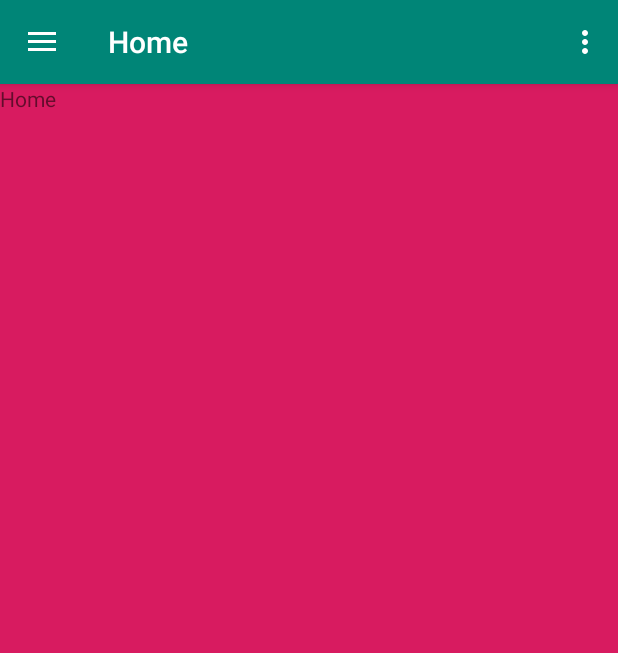
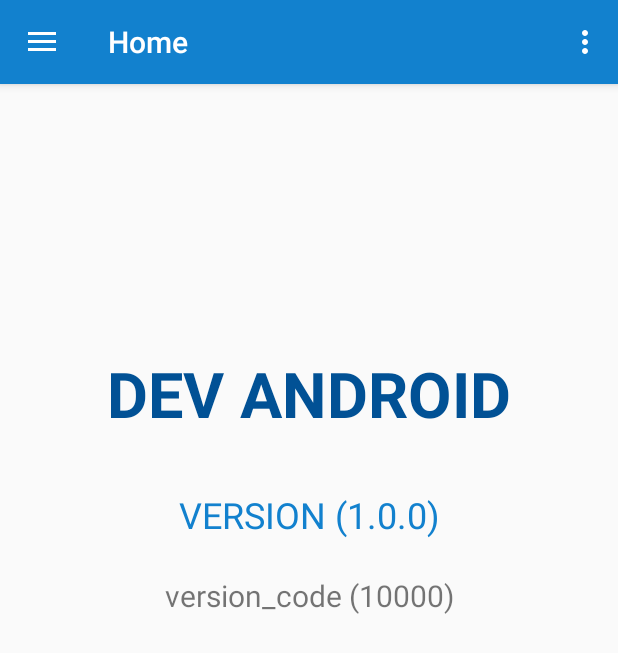
Before and after one commit to danieloliveira138/appvarejo, an Android app: the screen it shows after launch (MainActivity), after a tap on "Home", on a phone screen of 412 x 824 dp. Shown: the top 653 px of the screen. Run offline under Robolectric (Android 15) with nearby library versions, the phone set to English and light mode, and no system bars; 1 other tap on this screen came first.

Commit message:
HomeFragment components.

```diff
--- a/app/src/main/java/com/danieloliveira/viavarejo/enums/FragmentRoute.kt
+++ b/app/src/main/java/com/danieloliveira/viavarejo/enums/FragmentRoute.kt
@@ -1,5 +1,6 @@
 package com.danieloliveira.viavarejo.enums
 
+import com.danieloliveira.viavarejo.R
 import com.danieloliveira.viavarejo.model.FragmentData
 import com.danieloliveira.viavarejo.view.fragments.HomeFragment
 import com.danieloliveira.viavarejo.view.fragments.ProductsFragment
@@ -8,9 +9,13 @@ enum class FragmentRoute(val fragment: FragmentData) {
     HOME(
         FragmentData(
             fragment = HomeFragment.newInstance(),
-            TAG = "Home")),
+            TAG = "Home",
+            enterAnim = R.anim.enter_right,
+            exitAnim = R.anim.enter_left)),
     PRODUCTS(
         FragmentData(
             fragment = ProductsFragment.newInstance(),
-            TAG = "Products")),
+            TAG = "Products",
+            enterAnim = R.anim.enter_left,
+            exitAnim = R.anim.enter_right))
 }
--- a/app/src/main/java/com/danieloliveira/viavarejo/model/FragmentData.kt
+++ b/app/src/main/java/com/danieloliveira/viavarejo/model/FragmentData.kt
@@ -2,4 +2,9 @@ package com.danieloliveira.viavarejo.model
 
 import androidx.fragment.app.Fragment
 
-data class FragmentData(val fragment: Fragment, val TAG: String)
+data class FragmentData(
+    val fragment: Fragment,
+    val TAG: String,
+    val enterAnim: Int,
+    val exitAnim: Int
+)
--- a/app/src/main/java/com/danieloliveira/viavarejo/view/activitys/MainActivity.kt
+++ b/app/src/main/java/com/danieloliveira/viavarejo/view/activitys/MainActivity.kt
@@ -6,13 +6,10 @@ import androidx.appcompat.app.ActionBarDrawerToggle
 import android.view.MenuItem
 import com.google.android.material.navigation.NavigationView
 import android.view.Menu
-import androidx.fragment.app.Fragment
 import androidx.fragment.app.commitNow
 import com.danieloliveira.viavarejo.R
 import com.danieloliveira.viavarejo.enums.FragmentRoute
 import com.danieloliveira.viavarejo.model.FragmentData
-import com.danieloliveira.viavarejo.view.fragments.HomeFragment
-import com.danieloliveira.viavarejo.view.fragments.ProductsFragment
 import kotlinx.android.synthetic.main.activity_main.*
 import kotlinx.android.synthetic.main.app_bar_main.*
 
@@ -69,12 +66,13 @@ class MainActivity : BaseActivity(), NavigationView.OnNavigationItemSelectedList
         return true
     }
 
-    private fun setHomeFragment(fragmentRoute: FragmentRoute): FragmentData {
+    private fun setHomeFragment(fragmentRouter: FragmentRoute): FragmentData {
+        val fragmentData = fragmentRouter.fragment
         supportFragmentManager.commitNow(allowStateLoss = false) {
-            setCustomAnimations(R.anim.enter, R.anim.exit, R.anim.pop_enter, R.anim.pop_exit)
-            replace(R.id.fragmentContent, fragmentRoute.fragment.fragment, fragmentRoute.fragment.TAG)
+            setCustomAnimations(R.anim.enter_left, R.anim.exit_right, R.anim.enter_right, R.anim.exit_left)
+            replace(R.id.fragmentContent, fragmentData.fragment, fragmentData.TAG)
         }
-        return fragmentRoute.fragment
+        return fragmentData
     }
 
 }
--- a/app/src/main/res/anim/enter.xml
+++ /dev/null
@@ -1,9 +0,0 @@
-<?xml version="1.0" encoding="utf-8"?>
-<set>
-    <translate
-        xmlns:android="http://schemas.android.com/apk/res/android"
-        android:fromXDelta="100%"
-        android:toXDelta="0"
-        android:interpolator="@android:anim/decelerate_interpolator"
-        android:duration="@integer/fragment_transitions_duration"/>
-</set>
--- /dev/null
+++ b/app/src/main/res/anim/enter_left.xml
@@ -0,0 +1,13 @@
+<?xml version="1.0" encoding="utf-8"?>
+<set xmlns:android="http://schemas.android.com/apk/res/android"
+     android:shareInterpolator="false">
+    <translate
+        android:fromXDelta="-100%" android:toXDelta="0"
+        android:fromYDelta="0%" android:toYDelta="0%"
+        android:interpolator="@android:anim/accelerate_interpolator"
+        android:duration="@integer/fragment_transitions_duration"/>
+    <!--<alpha-->
+        <!--android:fromAlpha="1.0"-->
+        <!--android:toAlpha="0.0"-->
+        <!--android:duration="@integer/fragment_transitions_duration" />-->
+</set>
--- /dev/null
+++ b/app/src/main/res/anim/enter_right.xml
@@ -0,0 +1,13 @@
+<?xml version="1.0" encoding="utf-8"?>
+<set xmlns:android="http://schemas.android.com/apk/res/android"
+     android:shareInterpolator="false">
+    <translate
+        android:fromXDelta="100%" android:toXDelta="0"
+        android:fromYDelta="0%" android:toYDelta="0%"
+        android:interpolator="@android:anim/decelerate_interpolator"
+        android:duration="@integer/fragment_transitions_duration"/>
+    <!--<alpha-->
+        <!--android:fromAlpha="0.0"-->
+        <!--android:toAlpha="1.0"-->
+        <!--android:duration="@integer/fragment_transitions_duration" />-->
+</set>
--- a/app/src/main/res/anim/exit.xml
+++ /dev/null
@@ -1,9 +0,0 @@
-<?xml version="1.0" encoding="utf-8"?>
-<set>
-    <translate
-        xmlns:android="http://schemas.android.com/apk/res/android"
-        android:fromXDelta="0"
-        android:toXDelta="-100%"
-        android:interpolator="@android:anim/accelerate_interpolator"
-        android:duration="@integer/fragment_transitions_duration"/>
-</set>
--- /dev/null
+++ b/app/src/main/res/anim/exit_left.xml
@@ -0,0 +1,13 @@
+<?xml version="1.0" encoding="utf-8"?>
+<set xmlns:android="http://schemas.android.com/apk/res/android"
+     android:shareInterpolator="false">
+    <translate
+        android:fromXDelta="0" android:toXDelta="-100%"
+        android:fromYDelta="0%" android:toYDelta="0%"
+        android:interpolator="@android:anim/accelerate_interpolator"
+        android:duration="@integer/fragment_transitions_duration"/>
+    <!--<alpha-->
+        <!--android:fromAlpha="1.0"-->
+        <!--android:toAlpha="0.0"-->
+        <!--android:duration="@integer/fragment_transitions_duration" />-->
+</set>
--- /dev/null
+++ b/app/src/main/res/anim/exit_right.xml
@@ -0,0 +1,13 @@
+<?xml version="1.0" encoding="utf-8"?>
+<set xmlns:android="http://schemas.android.com/apk/res/android"
+     android:shareInterpolator="false">
+    <translate
+        android:fromXDelta="0%" android:toXDelta="100%"
+        android:fromYDelta="0%" android:toYDelta="0%"
+        android:interpolator="@android:anim/decelerate_interpolator"
+        android:duration="@integer/fragment_transitions_duration"/>
+    <!--<alpha-->
+        <!--android:fromAlpha="0.0"-->
+        <!--android:toAlpha="1.0"-->
+        <!--android:duration="@integer/fragment_transitions_duration" />-->
+</set>
--- a/app/src/main/res/anim/pop_enter.xml
+++ /dev/null
@@ -1,9 +0,0 @@
-<?xml version="1.0" encoding="utf-8"?>
-<set>
-    <translate
-        xmlns:android="http://schemas.android.com/apk/res/android"
-        android:fromXDelta="-100%"
-        android:toXDelta="0"
-        android:interpolator="@android:anim/decelerate_interpolator"
-        android:duration="@integer/fragment_transitions_duration"/>
-</set>
--- a/app/src/main/res/anim/pop_exit.xml
+++ /dev/null
@@ -1,9 +0,0 @@
-<?xml version="1.0" encoding="utf-8"?>
-<set>
-    <translate
-        xmlns:android="http://schemas.android.com/apk/res/android"
-        android:fromXDelta="0"
-        android:toXDelta="100%"
-        android:interpolator="@android:anim/accelerate_interpolator"
-        android:duration="@integer/fragment_transitions_duration"/>
-</set>
--- a/app/src/main/res/drawable/side_nav_bar.xml
+++ b/app/src/main/res/drawable/side_nav_bar.xml
@@ -2,8 +2,7 @@
        android:shape="rectangle">
     <gradient
             android:angle="135"
-            android:centerColor="#009688"
-            android:endColor="#00695C"
-            android:startColor="#4DB6AC"
+            android:endColor="@color/colorPrimaryDark"
+            android:startColor="@color/colorPrimary"
             android:type="linear"/>
 </shape>
--- a/app/src/main/res/layout/content_main.xml
+++ b/app/src/main/res/layout/content_main.xml
@@ -12,6 +12,8 @@
     <FrameLayout
         android:id="@+id/fragmentContent"
         android:layout_width="match_parent"
-        android:layout_height="match_parent"/>
+        android:layout_height="match_parent"
+        android:paddingStart="16dp"
+        android:paddingEnd="16dp"/>
 
 </androidx.constraintlayout.widget.ConstraintLayout>
--- a/app/src/main/res/layout/home_fragment.xml
+++ b/app/src/main/res/layout/home_fragment.xml
@@ -1,15 +1,49 @@
 <?xml version="1.0" encoding="utf-8"?>
-<FrameLayout
+<androidx.constraintlayout.widget.ConstraintLayout
         xmlns:android="http://schemas.android.com/apk/res/android"
         xmlns:tools="http://schemas.android.com/tools"
         android:layout_width="match_parent"
-        android:layout_height="match_parent"
-        tools:context=".view.fragments.HomeFragment"
-        android:background="@color/colorAccent">
+        android:layout_height="match_parent" xmlns:app="http://schemas.android.com/apk/res-auto"
+        tools:context=".view.fragments.HomeFragment">
 
     <TextView
-            android:layout_width="match_parent"
-            android:layout_height="match_parent"
-            android:text="Home"/>
+        android:id="@+id/homeTitle"
+        android:layout_width="wrap_content"
+        android:layout_height="wrap_content"
+        android:text="Dev Android"
+        android:textAllCaps="true"
+        android:textSize="42sp"
+        android:textStyle="bold"
+        android:textColor="@color/colorPrimaryDark"
+        app:layout_constraintVertical_bias="0.25"
+        app:layout_constraintTop_toTopOf="parent"
+        app:layout_constraintStart_toStartOf="parent"
+        app:layout_constraintEnd_toEndOf="parent"
+        app:layout_constraintBottom_toBottomOf="parent"/>
 
-</FrameLayout>
+    <TextView
+        android:id="@+id/appVersion"
+        android:layout_width="wrap_content"
+        android:layout_height="wrap_content"
+        android:text="version (1.0.0)"
+        android:textSize="24dp"
+        android:textAllCaps="true"
+        android:textColor="@color/colorPrimary"
+        android:layout_marginTop="36dp"
+        app:layout_constraintStart_toStartOf="@id/homeTitle"
+        app:layout_constraintEnd_toEndOf="@id/homeTitle"
+        app:layout_constraintTop_toBottomOf="@id/homeTitle"/>
+
+    <TextView
+        android:id="@+id/versionCode"
+        android:layout_width="wrap_content"
+        android:layout_height="wrap_content"
+        android:text="version_code (10000)"
+        android:textSize="20dp"
+        android:layout_marginTop="24dp"
+        app:layout_constraintTop_toBottomOf="@id/appVersion"
+        app:layout_constraintStart_toStartOf="@id/appVersion"
+        app:layout_constraintEnd_toEndOf="@id/appVersion"/>
+
+
+</androidx.constraintlayout.widget.ConstraintLayout>
--- a/app/src/main/res/layout/products_fragment.xml
+++ b/app/src/main/res/layout/products_fragment.xml
@@ -1,15 +1,14 @@
 <?xml version="1.0" encoding="utf-8"?>
 <FrameLayout
-        xmlns:android="http://schemas.android.com/apk/res/android"
-        xmlns:tools="http://schemas.android.com/tools"
+    xmlns:android="http://schemas.android.com/apk/res/android"
+    xmlns:tools="http://schemas.android.com/tools"
+    android:layout_width="match_parent"
+    android:layout_height="match_parent"
+    tools:context=".view.fragments.ProductsFragment">
+
+    <androidx.recyclerview.widget.RecyclerView
+        android:id="@+id/recyclerProducts"
         android:layout_width="match_parent"
-        android:layout_height="match_parent"
-        tools:context=".view.fragments.ProductsFragment"
-        android:background="@color/colorPrimaryDark">
-
-    <TextView
-            android:layout_width="match_parent"
-            android:layout_height="match_parent"
-            android:text="Products"/>
+        android:layout_height="match_parent"/>
 
 </FrameLayout>
--- a/app/src/main/res/values/colors.xml
+++ b/app/src/main/res/values/colors.xml
@@ -1,6 +1,6 @@
 <?xml version="1.0" encoding="utf-8"?>
 <resources>
-    <color name="colorPrimary">#008577</color>
-    <color name="colorPrimaryDark">#00574B</color>
+    <color name="colorPrimary">#1281CE</color>
+    <color name="colorPrimaryDark">#015195</color>
     <color name="colorAccent">#D81B60</color>
 </resources>
--- a/app/src/main/res/values/integers.xml
+++ b/app/src/main/res/values/integers.xml
@@ -1,4 +1,4 @@
 <?xml version="1.0" encoding="utf-8"?>
 <resources>
-    <integer name="fragment_transitions_duration">500</integer>
+    <integer name="fragment_transitions_duration">1500</integer>
 </resources>
```
